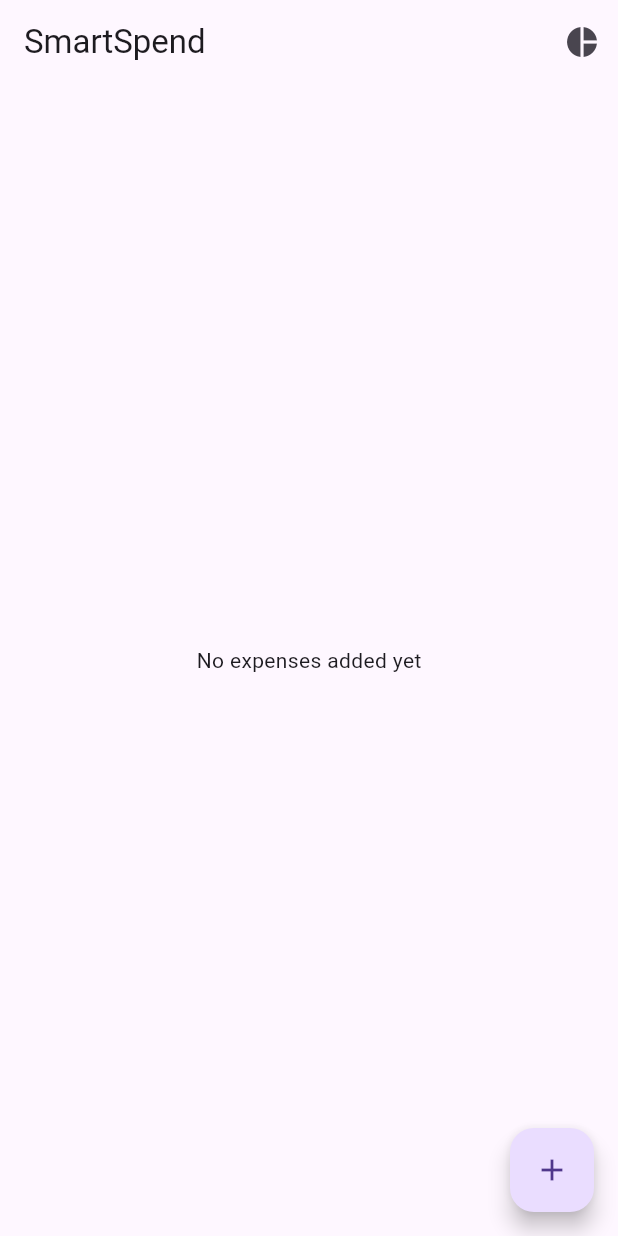
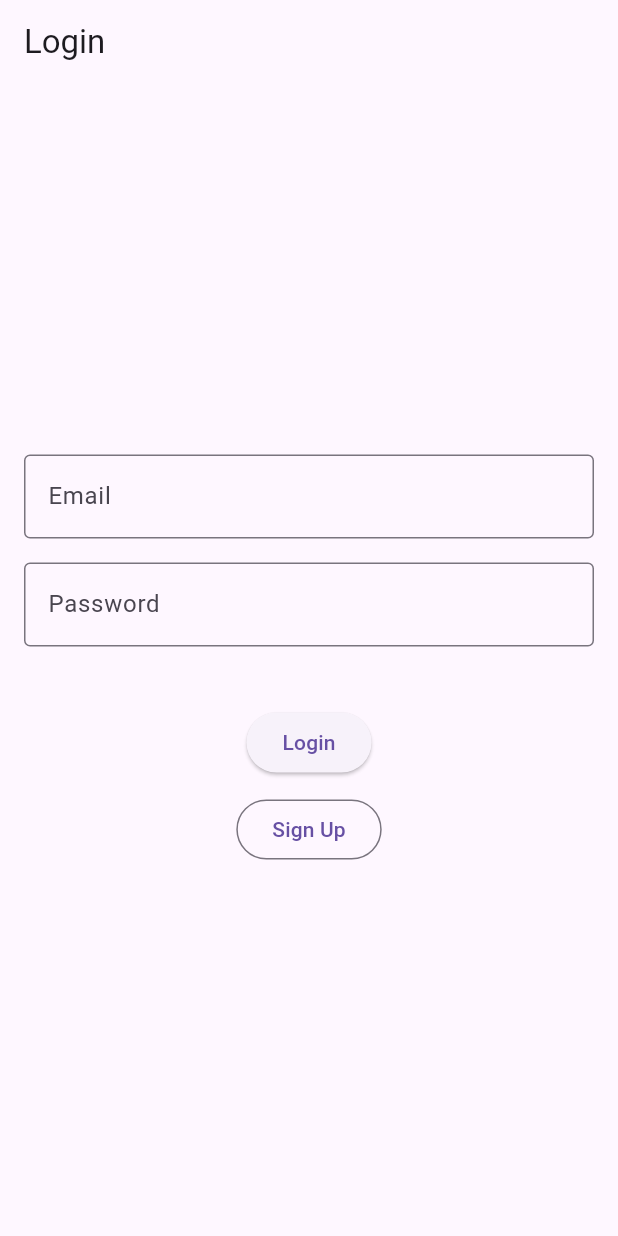
Before and after one commit to SeratAftab131/SmartSpend, a Flutter app: the screen it shows after launch, on a phone screen of 412 x 824 dp. Run offline on Flutter 3.47's test engine with Material 3 defaults, Android fonts, the phone set to English and light mode, and no system bars; our stand-ins replace firebase_auth, firebase_core, fl_chart, flutter_local_notifications, hive, hive_flutter; accounts and stored records are empty.

Commit message:
Added Login page

```diff
--- a/lib/main.dart
+++ b/lib/main.dart
@@ -1,11 +1,20 @@
+import 'package:firebase_auth/firebase_auth.dart';
 import 'package:flutter/material.dart';
 import 'package:hive_flutter/hive_flutter.dart';
+import 'package:firebase_core/firebase_core.dart';
 import 'package:smartspend/services/notification_service.dart';
 import 'models/expense_model.dart';
 import 'screens/home_screen.dart';
+import 'screens/login_screen.dart';
+import 'firebase_options.dart';
 
 void main() async {
   WidgetsFlutterBinding.ensureInitialized();
+
+  // Initialize Firebase
+  await Firebase.initializeApp(
+    options: DefaultFirebaseOptions.currentPlatform,
+  );
 
   // Initialize Hive
   await Hive.initFlutter();
@@ -26,7 +35,22 @@ class MyApp extends StatelessWidget {
     return MaterialApp(
       title: 'SmartSpend',
       theme: ThemeData(primarySwatch: Colors.indigo),
-      home: HomeScreen(),
+      debugShowCheckedModeBanner: false,
+      // Listen for auth changes → show LoginScreen or HomeScreen
+      home: StreamBuilder<User?>(
+        stream: FirebaseAuth.instance.authStateChanges(),
+        builder: (context, snapshot) {
+          if (snapshot.connectionState == ConnectionState.waiting) {
+            return const Scaffold(
+              body: Center(child: CircularProgressIndicator()),
+            );
+          }
+          if (snapshot.hasData) {
+            return HomeScreen();
+          }
+          return const LoginScreen();
+        },
+      ),
     );
   }
 }
--- /dev/null
+++ b/lib/screens/login_screen.dart
@@ -0,0 +1,110 @@
+import 'package:flutter/material.dart';
+import 'package:firebase_auth/firebase_auth.dart';
+
+class LoginScreen extends StatefulWidget {
+  const LoginScreen({super.key});
+
+  @override
+  State<LoginScreen> createState() => _LoginScreenState();
+}
+
+class _LoginScreenState extends State<LoginScreen> {
+  final _emailController = TextEditingController();
+  final _passwordController = TextEditingController();
+  bool _isLoading = false;
+  String _errorMessage = '';
+
+  Future<void> _login() async {
+    setState(() {
+      _isLoading = true;
+      _errorMessage = '';
+    });
+    try {
+      await FirebaseAuth.instance.signInWithEmailAndPassword(
+        email: _emailController.text.trim(),
+        password: _passwordController.text.trim(),
+      );
+    } on FirebaseAuthException catch (e) {
+      setState(() {
+        _errorMessage = e.message ?? 'Login failed';
+      });
+    } finally {
+      setState(() {
+        _isLoading = false;
+      });
+    }
+  }
+
+  Future<void> _signup() async {
+    setState(() {
+      _isLoading = true;
+      _errorMessage = '';
+    });
+    try {
+      await FirebaseAuth.instance.createUserWithEmailAndPassword(
+        email: _emailController.text.trim(),
+        password: _passwordController.text.trim(),
+      );
+    } on FirebaseAuthException catch (e) {
+      setState(() {
+        _errorMessage = e.message ?? 'Sign-up failed';
+      });
+    } finally {
+      setState(() {
+        _isLoading = false;
+      });
+    }
+  }
+
+  @override
+  Widget build(BuildContext context) {
+    return Scaffold(
+      appBar: AppBar(title: const Text("Login")),
+      body: Padding(
+        padding: const EdgeInsets.all(16.0),
+        child: Column(
+          mainAxisAlignment: MainAxisAlignment.center,
+          children: [
+            TextField(
+              controller: _emailController,
+              keyboardType: TextInputType.emailAddress,
+              decoration: const InputDecoration(
+                labelText: "Email",
+                border: OutlineInputBorder(),
+              ),
+            ),
+            const SizedBox(height: 16),
+            TextField(
+              controller: _passwordController,
+              obscureText: true,
+              decoration: const InputDecoration(
+                labelText: "Password",
+                border: OutlineInputBorder(),
+              ),
+            ),
+            const SizedBox(height: 20),
+            if (_errorMessage.isNotEmpty)
+              Text(_errorMessage, style: const TextStyle(color: Colors.red)),
+            const SizedBox(height: 20),
+            _isLoading
+                ? const CircularProgressIndicator()
+                : Column(
+                    children: [
+                      ElevatedButton(
+                        onPressed: _login,
+                        child: const Text("Login"),
+                      ),
+                      const SizedBox(height: 10),
+                      OutlinedButton(
+                        onPressed: _signup,
+                        child: const Text("Sign Up"),
+                      ),
+                    ],
+                  ),
+          ],
+        ),
+      ),
+    );
+  }
+}
+// TODO Implement this library.
--- a/pubspec.yaml
+++ b/pubspec.yaml
@@ -14,6 +14,8 @@ dependencies:
   fl_chart: ^0.70.0
   flutter_local_notifications: ^19.4.0
   intl: ^0.18.0
+  firebase_core: ^2.20.0
+  firebase_auth: ^4.17.4
 
 dev_dependencies:
   flutter_test:
```
Also changed, not shown: lib/screens/home_screen.dart (+23 -9 lines), firebase.json (added), lib/firebase_options.dart (added), pubspec.lock, 7 other files.
